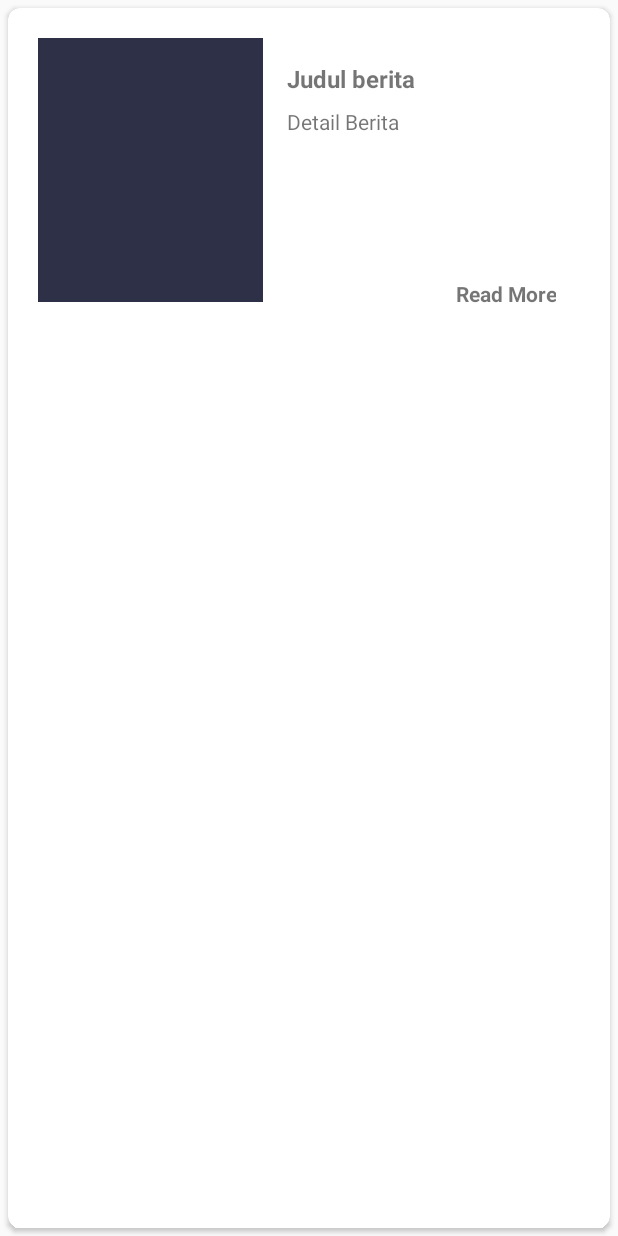
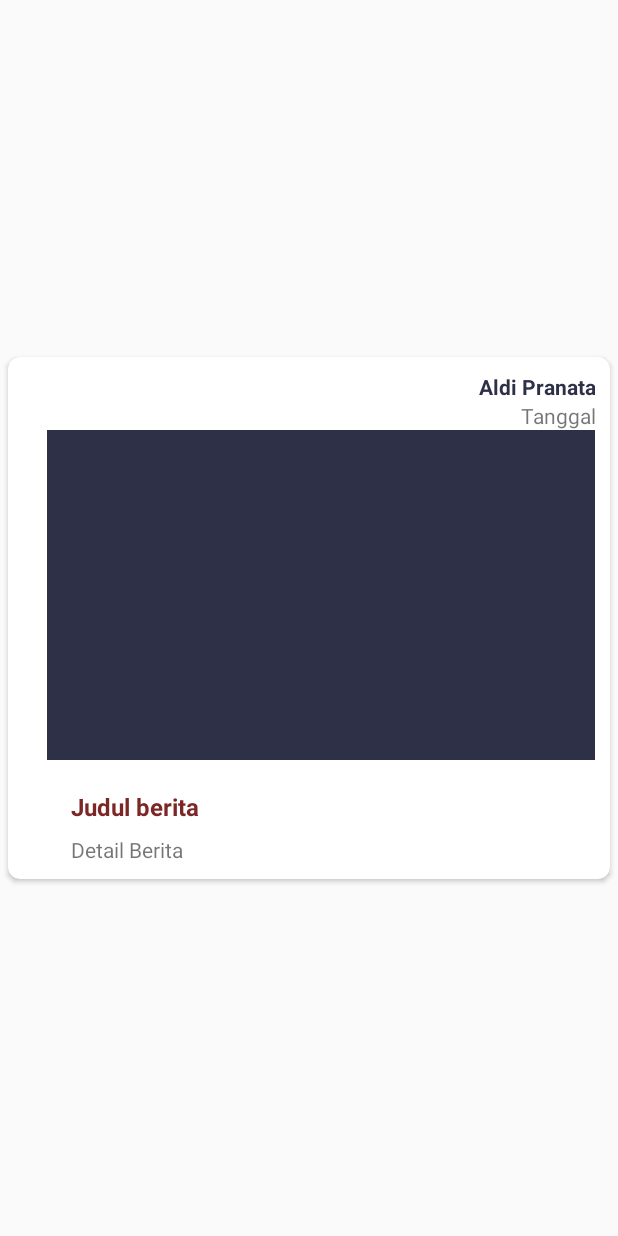
Before and after one commit to aldyjrz/List-App-Dicoding-Tugas, an Android app: the layout item_news.xml on its own in the app's theme, with its tools: preview values and no code run, on a phone screen of 412 x 824 dp. Run offline under Robolectric (Android 15) with nearby library versions, the phone set to English and light mode, and no system bars; network calls fail.

Commit message:
finishing item_news.xml and create for news detail content

```diff
--- a/app/src/main/res/layout/item_news.xml
+++ b/app/src/main/res/layout/item_news.xml
@@ -2,8 +2,9 @@
 <androidx.cardview.widget.CardView xmlns:android="http://schemas.android.com/apk/res/android"
     xmlns:card_view="http://schemas.android.com/apk/res-auto"
     xmlns:tools="http://schemas.android.com/tools"
+    android:id="@+id/cardView"
     android:layout_width="match_parent"
-    android:layout_height="match_parent"
+    android:layout_height="wrap_content"
     android:layout_gravity="center"
     android:layout_margin="5dp"
     android:background="#000000"
@@ -12,21 +13,52 @@
     card_view:cardCornerRadius="8dp"
     card_view:contentPadding="10dp">
 
-    <RelativeLayout
-        android:layout_width="wrap_content"
-        android:layout_height="200dp"
-        android:padding="10dp">
+    <LinearLayout
+        android:id="@+id/layout_keterangan"
+        android:layout_width="match_parent"
+        android:layout_height="wrap_content"
+        android:layout_alignParentBottom="false"
+        android:layout_marginLeft="16dp"
+        android:orientation="vertical">
+
+        <TextView
+            android:id="@+id/tv_author"
+            android:layout_width="match_parent"
+            android:layout_height="match_parent"
+            android:layout_above="@+id/layout_keterangan"
+            android:layout_toEndOf="@id/news_img"
+            android:layout_toRightOf="@id/news_img"
+            android:layout_weight="1"
+            android:ellipsize="end"
+            android:gravity="right"
+            android:maxLines="5"
+            android:text="Aldi Pranata"
+            android:textColor="@color/colorAccent"
+            android:textStyle="bold" />
+
+        <TextView
+            android:id="@+id/tv_date"
+            android:layout_width="match_parent"
+            android:layout_height="match_parent"
+            android:layout_above="@+id/layout_keterangan"
+            android:layout_below="@id/tv_news_title2"
+            android:layout_toEndOf="@id/news_img"
+            android:layout_toRightOf="@id/news_img"
+            android:layout_weight="1"
+            android:ellipsize="end"
+            android:gravity="right"
+            android:maxLines="5"
+            android:text="Tanggal" />
 
         <ImageView
             android:id="@+id/news_img"
-            android:layout_width="150dp"
+            android:layout_width="match_parent"
             android:layout_height="220dp"
             android:layout_marginBottom="4dp"
-            android:scaleType="centerCrop"
             tools:src="@color/colorAccent" />
 
         <TextView
-            android:id="@+id/tv_news_title"
+            android:id="@+id/tv_news_title2"
             android:layout_width="match_parent"
             android:layout_height="wrap_content"
             android:layout_marginBottom="8dp"
@@ -35,66 +67,26 @@
             android:layout_marginTop="16dp"
             android:layout_toEndOf="@id/news_img"
             android:layout_toRightOf="@id/news_img"
+            android:layout_weight="1"
+            android:textColor="#7C2626"
             android:textSize="16sp"
             android:textStyle="bold"
             tools:text="@string/judul_berita" />
 
         <TextView
-            android:id="@+id/tv_news_detail"
+            android:id="@+id/tv_news_detail2"
             android:layout_width="match_parent"
-            android:layout_height="match_parent"
-            android:layout_above="@+id/layout_button"
-            android:layout_below="@id/tv_news_title"
+            android:layout_height="wrap_content"
+            android:layout_above="@+id/layout_keterangan"
+            android:layout_below="@id/tv_news_title2"
             android:layout_marginLeft="16dp"
             android:layout_marginRight="16dp"
             android:layout_toEndOf="@id/news_img"
             android:layout_toRightOf="@id/news_img"
+            android:layout_weight="1"
             android:ellipsize="end"
-            android:maxLines="5"
             tools:text="@string/detail_berita" />
 
-        <LinearLayout
-            android:id="@+id/layout_button"
-            android:layout_width="match_parent"
-            android:layout_height="wrap_content"
-            android:layout_alignParentBottom="true"
-            android:layout_marginLeft="16dp"
-            android:layout_marginStart="16dp"
-            android:layout_toEndOf="@id/news_img"
-            android:layout_toRightOf="@id/news_img"
-            android:orientation="vertical">
+    </LinearLayout>
 
-            <TextView
-                android:id="@+id/tv_author"
-                android:layout_width="match_parent"
-                android:layout_height="match_parent"
-                android:layout_above="@+id/layout_button"
-                android:layout_below="@id/tv_news_title"
-                android:layout_toEndOf="@id/news_img"
-                android:layout_toRightOf="@id/news_img"
-                android:layout_weight="1"
-                android:ellipsize="end"
-                android:gravity="start"
-                android:maxLines="5" />
-
-            <TextView
-                android:id="@+id/tv_author"
-                android:layout_width="match_parent"
-                android:layout_height="match_parent"
-                android:layout_above="@+id/layout_button"
-                android:layout_below="@id/tv_news_title"
-                android:layout_marginLeft="16dp"
-                android:layout_marginRight="16dp"
-                android:layout_toEndOf="@id/news_img"
-                android:layout_toRightOf="@id/news_img"
-                android:layout_weight="1"
-                android:ellipsize="end"
-                android:gravity="right"
-                android:maxLines="5"
-                android:textStyle="bold"
-                tools:text="@string/read_more" />
-
-        </LinearLayout>
-
-    </RelativeLayout>
 </androidx.cardview.widget.CardView>
--- a/app/src/main/res/layout/news_detail.xml
+++ b/app/src/main/res/layout/news_detail.xml
@@ -31,8 +31,7 @@
             android:layout_below="@+id/news_img"
             android:ellipsize="end"
             android:gravity="start"
-            android:maxLines="5"
-            android:text="Tanggal" />
+            android:maxLines="5" />
 
         <TextView
             android:id="@+id/tv_author"
@@ -47,8 +46,7 @@
         <TextView
             android:layout_width="wrap_content"
             android:layout_height="match_parent"
-            android:layout_below="@id/tv_author"
-            android:text='            "Salah seorang ulama dan khatib terkemuka di Masjid Besar Kasultanan Yogyakarta pada masa itu, dan ibu dari K.H. Ahmad Dahlan adalah puteri dari H. Ibrahim yang juga menjabat penghulu Kesultanan Ngayogyakarta Hadiningrat pada masa itu. KH. Ahmad Dahlan telah mempelopori kebangkitan ummat Islam untuk menyadari nasibnya sebagai bangsa terjajah yang masih harus belajar dan berbuat.",' />
+            android:layout_below="@id/tv_author" />
     </LinearLayout>
 
 </RelativeLayout>
```
Also changed, not shown: app/src/main/AndroidManifest.xml (+5 -2 lines), app/src/main/java/com/aldyjrz/mountaindo/Adapter/NewsAdapter.kt (+12 -13 lines), app/src/main/java/com/aldyjrz/mountaindo/MainActivity.java (+17 -6 lines), app/src/main/res/layout/activity_main.xml (added, +13 -0 lines).
